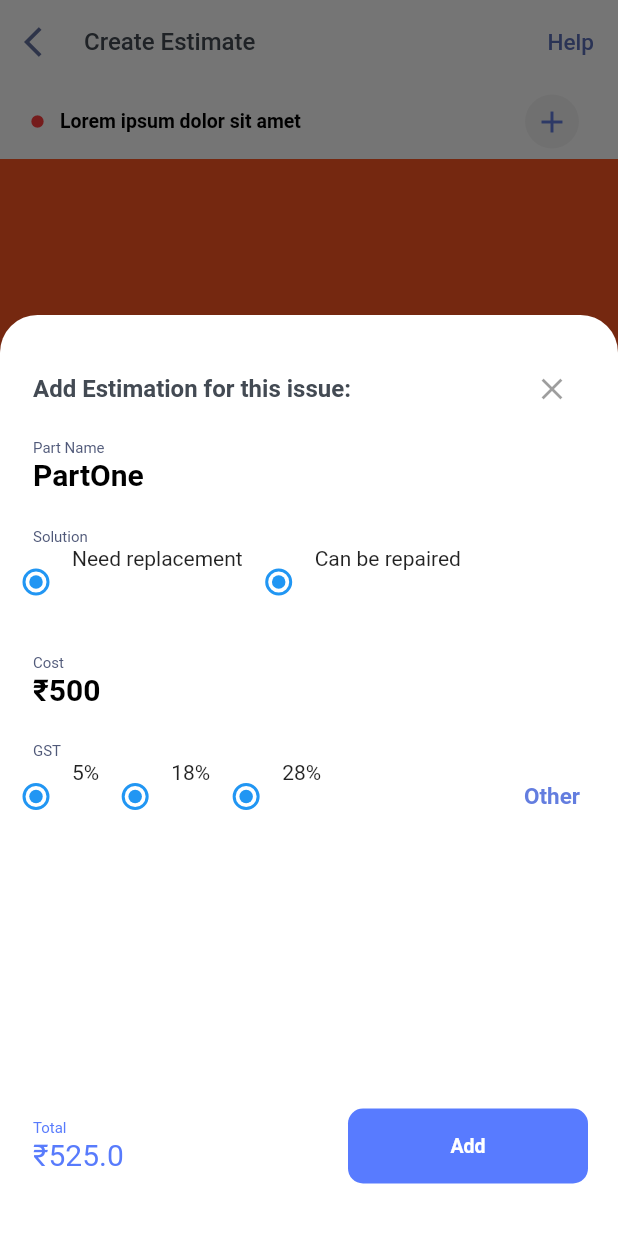
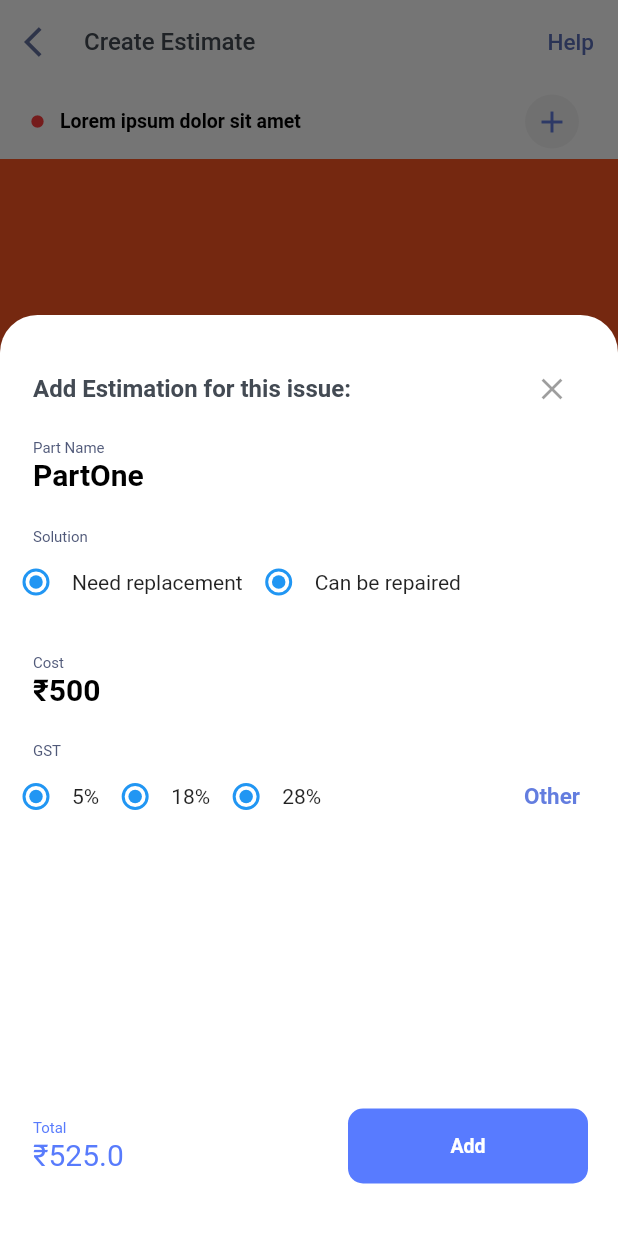
Before and after one commit to Puru-007/carselona_1, a Flutter app: the screen it shows after launch, after a tap on the "add" icon, on a phone screen of 412 x 824 dp. Run offline on Flutter 3.47's test engine with Material 2 defaults, Android fonts, the phone set to English and light mode, and no system bars; our stand-ins replace flutter_hex_color; Roboto replaces fonts that are missing (ProximaNova-Semibold).

```diff
--- a/lib/myRadio1.dart
+++ b/lib/myRadio1.dart
@@ -71,18 +71,20 @@ class MyStatefulWidget1State extends State<MyStatefulWidget1> {
       //done
       child: Row(
 
-        children: radioTitle.map((titles) => Wrap(children: <Widget>[
+        children: radioTitle.map((titles) => Row(children: <Widget>[
 
           Radio(
             value: "$titles",
             groupValue: "$titles",
             onChanged: (value) {
               setState(() {
+
               });
             },
           ),
           Text(
             '$titles',
+
           ),
 // TODO-12: inside children array we will create a row(this row will have Radio and Text widget) using map() + toList() + Spread properties to create our radio button and Title text widget
           //done
```
